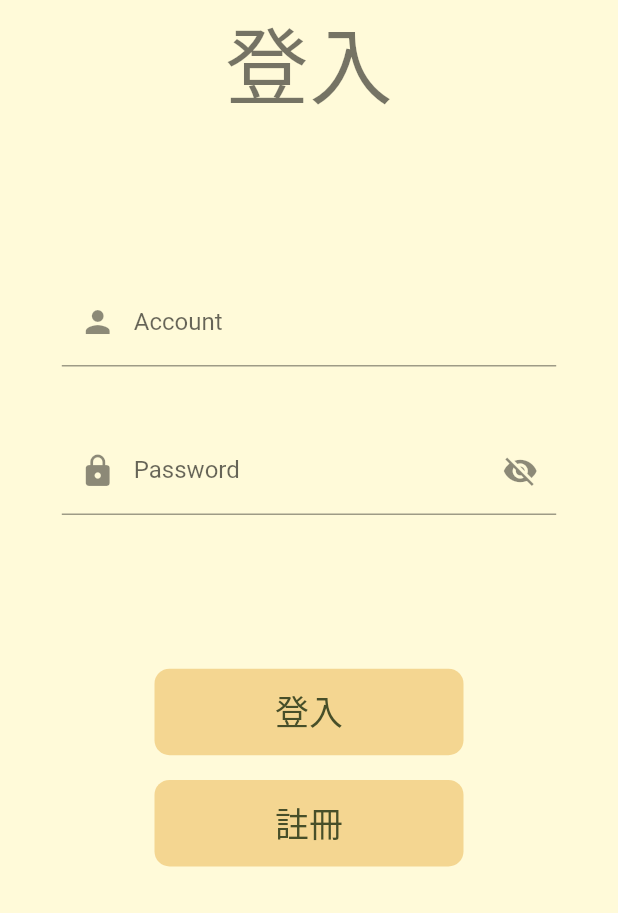
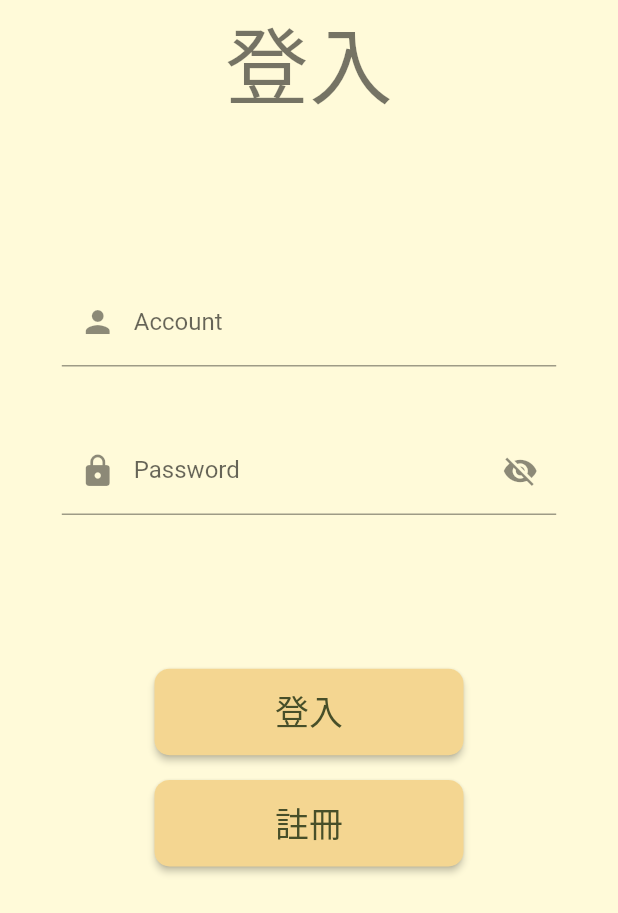
Before and after one commit to Peggy108213039/Capstone_Project, a Flutter app: the screen it shows after launch, on a phone screen of 412 x 824 dp. Shown: the top 913 px of the screen. Run offline on Flutter 3.47's test engine with Material 2 defaults, Android fonts, the phone set to English and light mode, and no system bars; our stand-ins replace fluttertoast, sqflite; accounts and stored records are empty.

Commit message:
update FlatButton to ElevatedButton

```diff
--- a/capstone_project/lib/components/default_buttons.dart
+++ b/capstone_project/lib/components/default_buttons.dart
@@ -3,7 +3,8 @@ import 'package:capstone_project/size_config.dart';
 import 'package:capstone_project/constants.dart';
 
 class DefaultWilderButton extends StatelessWidget {
-  const DefaultWilderButton({ // button onPressed
+  const DefaultWilderButton({
+    // button onPressed
     Key? key,
     required this.text,
     required this.onpressed,
@@ -17,9 +18,12 @@ class DefaultWilderButton extends StatelessWidget {
       width: getProportionateScreenWidth(0.5),
       // width: double.infinity, //to be as big as my parent allows (double.infinity)
       height: getProportionateScreenHeight(0.07),
-      child: FlatButton(
-        shape: RoundedRectangleBorder(borderRadius: BorderRadius.circular(10)),
-        color: PrimaryMiddleYellow,
+      child: ElevatedButton(
+        style: ElevatedButton.styleFrom(
+          shape:
+              RoundedRectangleBorder(borderRadius: BorderRadius.circular(10)),
+          backgroundColor: PrimaryMiddleYellow,
+        ),
         onPressed: onpressed,
         child: Text(
           text,
@@ -32,8 +36,10 @@ class DefaultWilderButton extends StatelessWidget {
     );
   }
 }
+
 class DefaultSmallButton extends StatelessWidget {
-  const DefaultSmallButton({ // button onPressed
+  const DefaultSmallButton({
+    // button onPressed
     Key? key,
     required this.text,
     required this.onpressed,
@@ -47,9 +53,11 @@ class DefaultSmallButton extends StatelessWidget {
       width: getProportionateScreenWidth(0.5),
       // width: double.infinity, //to be as big as my parent allows (double.infinity)
       height: getProportionateScreenHeight(0.05),
-      child: FlatButton(
-        shape: RoundedRectangleBorder(borderRadius: BorderRadius.circular(10)),
-        color: PrimaryMiddleYellow,
+      child: ElevatedButton(
+        style: ElevatedButton.styleFrom(
+            shape:
+                RoundedRectangleBorder(borderRadius: BorderRadius.circular(10)),
+            backgroundColor: PrimaryMiddleYellow),
         onPressed: onpressed,
         child: Text(
           text,
```
